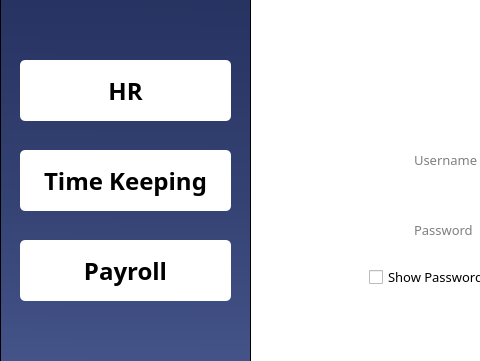
First picture: the form in MainFrame/Resources/UI/Main.ui, repository Maze711/systemPayroll, before the edit; both pictures show x 0 to 480 and y 110 to 471 of the 800 by 600 pixel window.
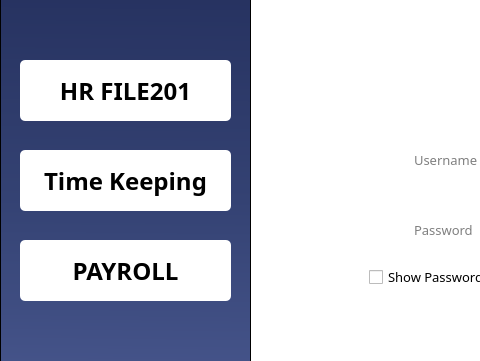
Second picture: the form after the edit. Icons and pictures are not drawn.

Commit message: Fixed the hovering and added the essential buttons

The edit to the form file:
```diff
--- a/MainFrame/Resources/UI/Main.ui
+++ b/MainFrame/Resources/UI/Main.ui
@@ -218,7 +218,7 @@
       <string notr="true"/>
      </property>
      <property name="text">
-      <string>HR</string>
+      <string>HR FILE201</string>
      </property>
      <property name="iconSize">
       <size>
@@ -290,7 +290,7 @@
       <string notr="true"/>
      </property>
      <property name="text">
-      <string>Payroll</string>
+      <string>PAYROLL</string>
      </property>
      <property name="iconSize">
       <size>
```
Left out of the diff: 22 changed lines with no effect on the pictures. The commit also changes 2 other files.
